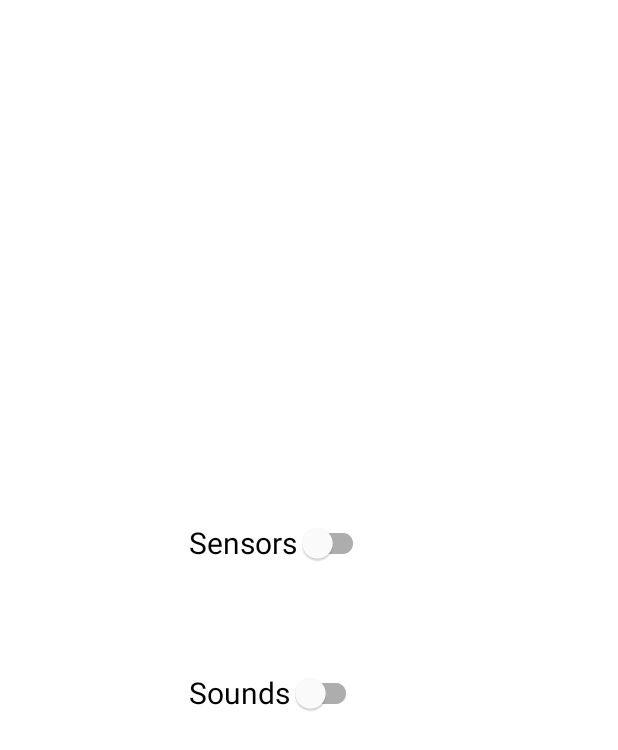
After one commit to idanwasserman/SquidGameApp, an Android app: the layout layout_settings_dialog.xml on its own in the app's theme, with its tools: preview values and no code run, on a phone screen of 412 x 824 dp. The commit adds this screen. Shown: the top 750 px of the screen. Run offline under Robolectric (Android 15) with nearby library versions, the phone set to English and light mode, and no system bars.

Commit message:
Settings and sounds added

```diff
--- a/app/src/main/java/com/example/myapplication/MySharedPreferences.java
+++ b/app/src/main/java/com/example/myapplication/MySharedPreferences.java
@@ -24,7 +24,6 @@ public class MySharedPreferences {
         return instance;
     }
 
-
     public double getDouble(String KEY, double defaultValue) {
         return Double.parseDouble(getString(KEY, String.valueOf(defaultValue)));
     }
@@ -48,5 +47,4 @@ public class MySharedPreferences {
     public void putString(String KEY, String value) {
         sharedPreferences.edit().putString(KEY, value).apply();
     }
-
 }
--- /dev/null
+++ b/app/src/main/res/layout/layout_settings_dialog.xml
@@ -0,0 +1,34 @@
+<?xml version="1.0" encoding="utf-8"?>
+<RelativeLayout xmlns:android="http://schemas.android.com/apk/res/android"
+    android:layout_width="match_parent"
+    android:layout_height="match_parent">
+
+    <LinearLayout
+        android:layout_width="200dp"
+        android:layout_height="200dp"
+        android:layout_centerInParent="true"
+        android:layout_centerVertical="true"
+        android:orientation="vertical">
+
+        <com.google.android.material.switchmaterial.SwitchMaterial
+            android:layout_width="wrap_content"
+            android:layout_height="0dp"
+            android:layout_weight="1"
+            android:checked="false"
+            android:text="Sensors"
+            android:textSize="20sp"
+            android:padding="20dp"
+            android:id="@+id/settings_SWITCH_sensors"/>
+
+        <com.google.android.material.switchmaterial.SwitchMaterial
+            android:layout_width="wrap_content"
+            android:layout_height="0dp"
+            android:layout_weight="1"
+            android:checked="false"
+            android:text="Sounds"
+            android:textSize="20sp"
+            android:padding="20dp"
+            android:id="@+id/settings_SWITCH_sounds"/>
+
+    </LinearLayout>
+</RelativeLayout>
```
Also changed, not shown: app/src/main/java/com/example/myapplication/MainActivity.java (+51 -9 lines), app/src/main/java/com/example/myapplication/SettingsDialog.java (added, +72 -0 lines), app/src/main/res/layout/activity_main.xml (+5 -5 lines), 1 other file.
